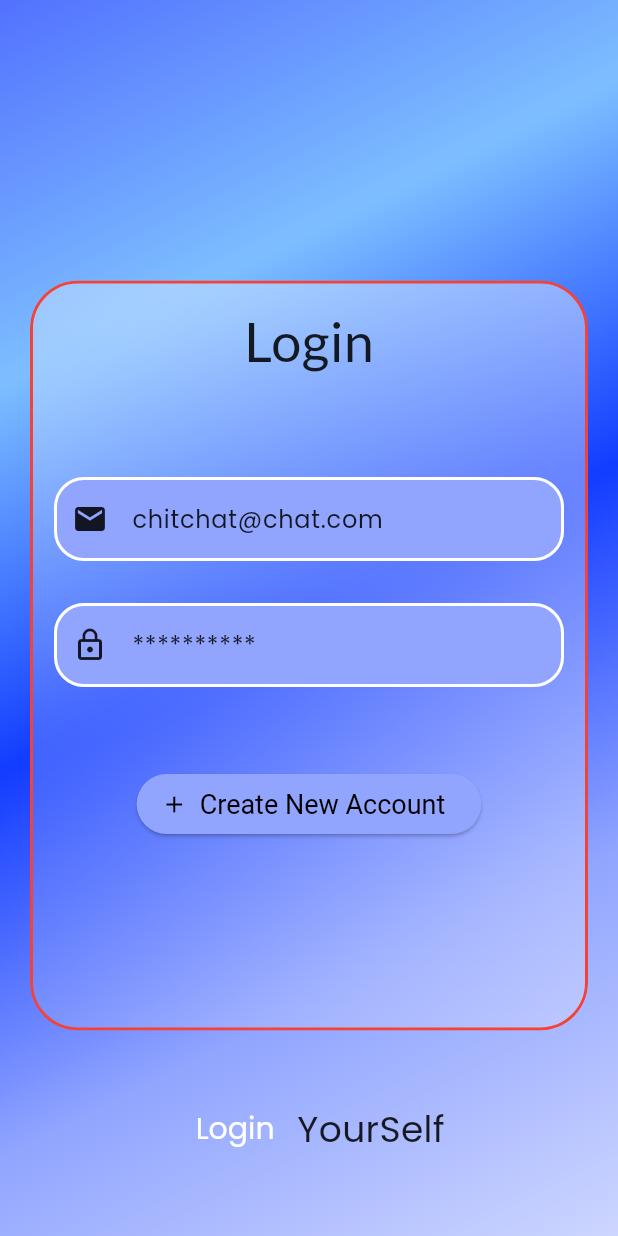
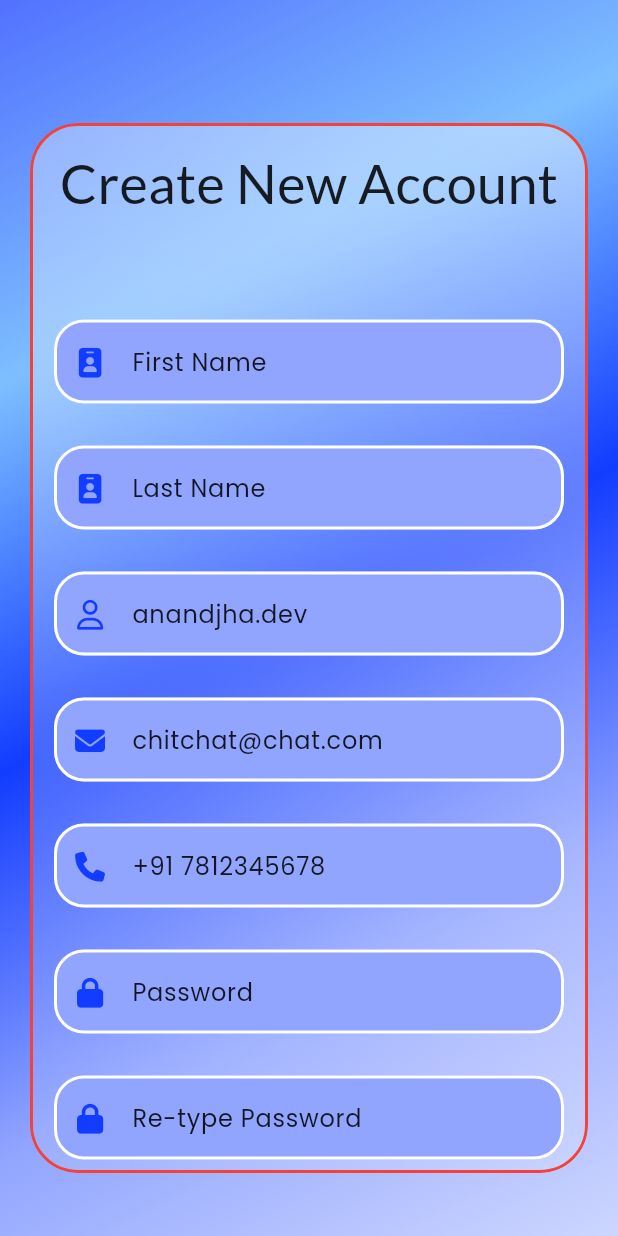
Before and after one commit to CodewithAnn/flutter-chit-chat-preview, a Flutter app: the CreateNewAccount screen opened by its route, on a phone screen of 412 x 824 dp. Run offline on Flutter 3.47's test engine with Material 3 defaults, Android fonts, the phone set to English and light mode, and no system bars; drawn by our look-alikes of animated_text_kit, glass_kit; our stand-ins replace font_awesome_flutter, go_router; Roboto replaces fonts that are missing (MetamMania).

Commit message:
create all  necessary user data input for signup

```diff
--- a/lib/Screens/new_Account_Crentials.dart
+++ b/lib/Screens/new_Account_Crentials.dart
@@ -1,6 +1,7 @@
 import 'package:animated_text_kit/animated_text_kit.dart';
 import 'package:chit_chat/Theme/colors/colors.dart';
 import 'package:flutter/material.dart';
+import 'package:font_awesome_flutter/font_awesome_flutter.dart';
 import 'package:glass_kit/glass_kit.dart';
 
 class NewAccount extends StatefulWidget {
@@ -15,18 +16,18 @@ class _NewAccountState extends State<NewAccount> {
   Widget build(BuildContext context) {
     return Center(
       child: SingleChildScrollView(
-        physics: BouncingScrollPhysics(),
+        physics: const BouncingScrollPhysics(),
         child: Column(
           // mainAxisAlignment: MainAxisAlignment.center,
           children: [
-            SizedBox(height: 150),
+            const SizedBox(height: 70),
             Padding(
               padding: const EdgeInsets.symmetric(
                 horizontal: 20,
               ),
               // Morphism login background
               child: GlassContainer(
-                height: 500,
+                height: 700,
                 width: double.maxFinite,
                 gradient: LinearGradient(
                   colors: [
@@ -52,59 +53,13 @@ class _NewAccountState extends State<NewAccount> {
                 elevation: 200,
                 borderRadius: BorderRadius.circular(32),
                 borderWidth: 2,
-                child: _newAccountCredential(),
+                child: _newAccountCredential(context),
               ),
             ),
             const SizedBox(
               width: 20,
               height: 30,
             ),
-            Stack(
-              children: [
-                Container(
-                  height: 70,
-                  width: 300,
-                  color: Colors.transparent,
-                  child: Center(
-                    child: Row(
-                      mainAxisSize: MainAxisSize.min,
-                      children: [
-                        const SizedBox(
-                          width: 15,
-                          height: 90,
-                        ),
-                        DefaultTextStyle(
-                          style: const TextStyle(
-                              fontFamily: "Poppins Regular", fontSize: 20),
-                          child: AnimatedTextKit(
-                            pause: Duration(milliseconds: 200),
-                            animatedTexts: [
-                              RotateAnimatedText(
-                                "Login",
-                                rotateOut: false,
-                              ),
-                              RotateAnimatedText("Believe in",
-                                  rotateOut: false),
-                              RotateAnimatedText("Show Them", rotateOut: false),
-                            ],
-                            repeatForever: false,
-                            totalRepeatCount: 2,
-                          ),
-                        ),
-                        const SizedBox(
-                          width: 15,
-                          height: 50,
-                        ),
-                        const Text(
-                          "YourSelf",
-                          style: TextStyle(fontSize: 24),
-                        ),
-                      ],
-                    ),
-                  ),
-                )
-              ],
-            )
           ],
         ),
       ),
@@ -113,26 +68,71 @@ class _NewAccountState extends State<NewAccount> {
 }
 
 // New Accounts user details
-Widget _newAccountCredential() {
+Widget _newAccountCredential(BuildContext context) {
   return Center(
+    child: SingleChildScrollView(
+      physics: const BouncingScrollPhysics(),
       child: Column(
         // mainAxisAlignment: MainAxisAlignment.center,
         children: [
           const Padding(
             padding: EdgeInsets.all(12.0),
             child: Text(
-            "Login",
+              "Create New Account",
               style: TextStyle(fontFamily: "Lato Regular", fontSize: 36),
             ),
           ),
-        SizedBox(
+          const SizedBox(
             height: 40,
           ),
           Padding(
             padding: const EdgeInsets.all(14.0),
             child: TextFormField(
                 decoration: const InputDecoration(
-            prefixIcon: Icon(Icons.mail),
+              prefixIcon: Icon(
+                FontAwesomeIcons.solidIdBadge,
+                color: vividNavy,
+                size: 20,
+              ),
+              hintText: "First Name",
+              fillColor: baseNavy,
+            )),
+          ),
+          Padding(
+            padding: const EdgeInsets.all(14.0),
+            child: TextFormField(
+                decoration: const InputDecoration(
+              prefixIcon: Icon(
+                FontAwesomeIcons.solidIdBadge,
+                color: vividNavy,
+                size: 20,
+              ),
+              hintText: "Last Name",
+              fillColor: baseNavy,
+            )),
+          ),
+          Padding(
+            padding: const EdgeInsets.all(14.0),
+            child: TextFormField(
+                decoration: const InputDecoration(
+              prefixIcon: Icon(
+                FontAwesomeIcons.user,
+                color: vividNavy,
+                size: 20,
+              ),
+              hintText: "anandjha.dev",
+              fillColor: baseNavy,
+            )),
+          ),
+          Padding(
+            padding: const EdgeInsets.all(14.0),
+            child: TextFormField(
+                decoration: const InputDecoration(
+              prefixIcon: Icon(
+                FontAwesomeIcons.solidEnvelope,
+                color: vividNavy,
+                size: 20,
+              ),
               hintText: "chitchat@chat.com",
               fillColor: baseNavy,
             )),
@@ -141,8 +141,40 @@ Widget _newAccountCredential() {
             padding: const EdgeInsets.all(14.0),
             child: TextFormField(
               decoration: const InputDecoration(
-              prefixIcon: Icon(Icons.lock_outline),
-              hintText: "**********",
+                prefixIcon: Icon(
+                  FontAwesomeIcons.phone,
+                  size: 20,
+                  color: vividNavy,
+                ),
+                hintText: "+91 7812345678",
+                fillColor: baseNavy,
+              ),
+            ),
+          ),
+          Padding(
+            padding: const EdgeInsets.all(14.0),
+            child: TextFormField(
+              decoration: const InputDecoration(
+                prefixIcon: Icon(
+                  FontAwesomeIcons.lock,
+                  size: 20,
+                  color: vividNavy,
+                ),
+                hintText: "Password",
+                fillColor: baseNavy,
+              ),
+            ),
+          ),
+          Padding(
+            padding: const EdgeInsets.all(14.0),
+            child: TextFormField(
+              decoration: const InputDecoration(
+                prefixIcon: Icon(
+                  FontAwesomeIcons.lock,
+                  size: 20,
+                  color: vividNavy,
+                ),
+                hintText: "Re-type Password",
                 fillColor: baseNavy,
               ),
             ),
@@ -154,13 +186,14 @@ Widget _newAccountCredential() {
           //Account Create
           ElevatedButton.icon(
             onPressed: () {},
-          icon: Icon(Icons.add),
-          label: Text("Create New Account"),
+            icon: const Icon(FontAwesomeIcons.check),
+            label: const Text("Create New Account"),
             style: const ButtonStyle(
                 backgroundColor: MaterialStatePropertyAll(baseNavy),
                 foregroundColor: MaterialStatePropertyAll(black)),
           )
         ],
       ),
+    ),
   );
 }
```
Lines whose indentation alone changed are shown as unchanged.
